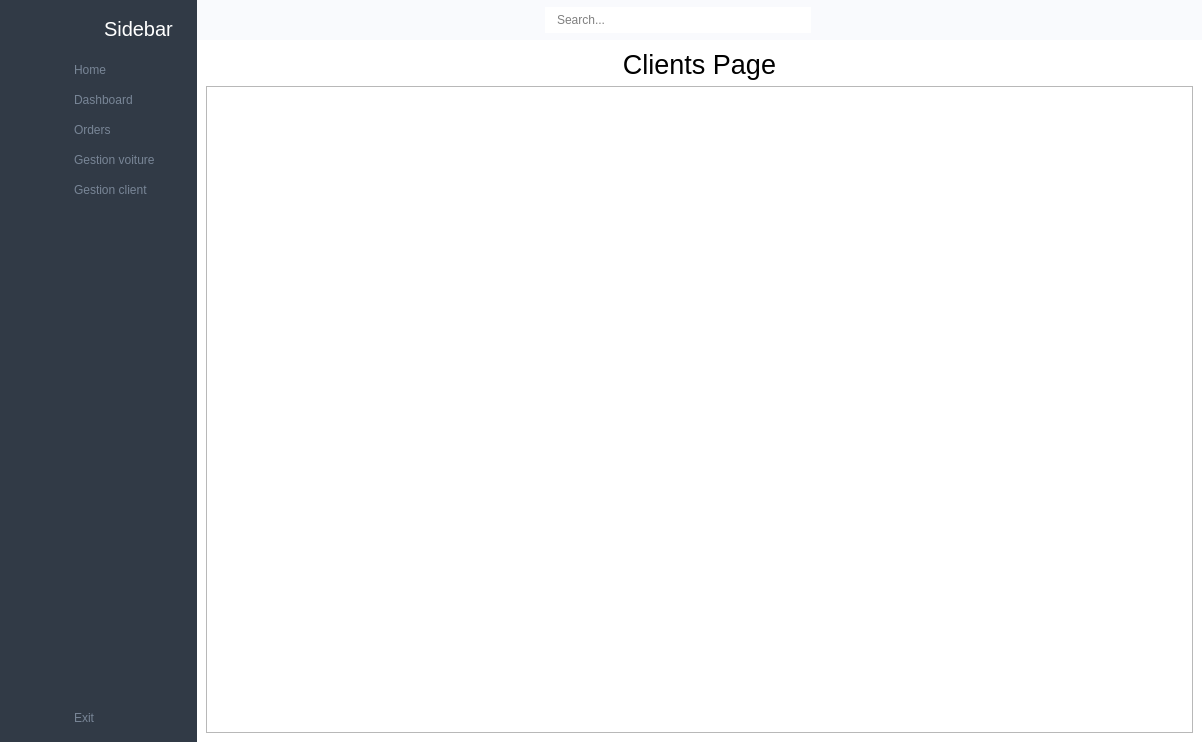
Above: main_ui.ui from walidhabbach/Car-Rental-Desktop-app before the change. Below: the same form after it.
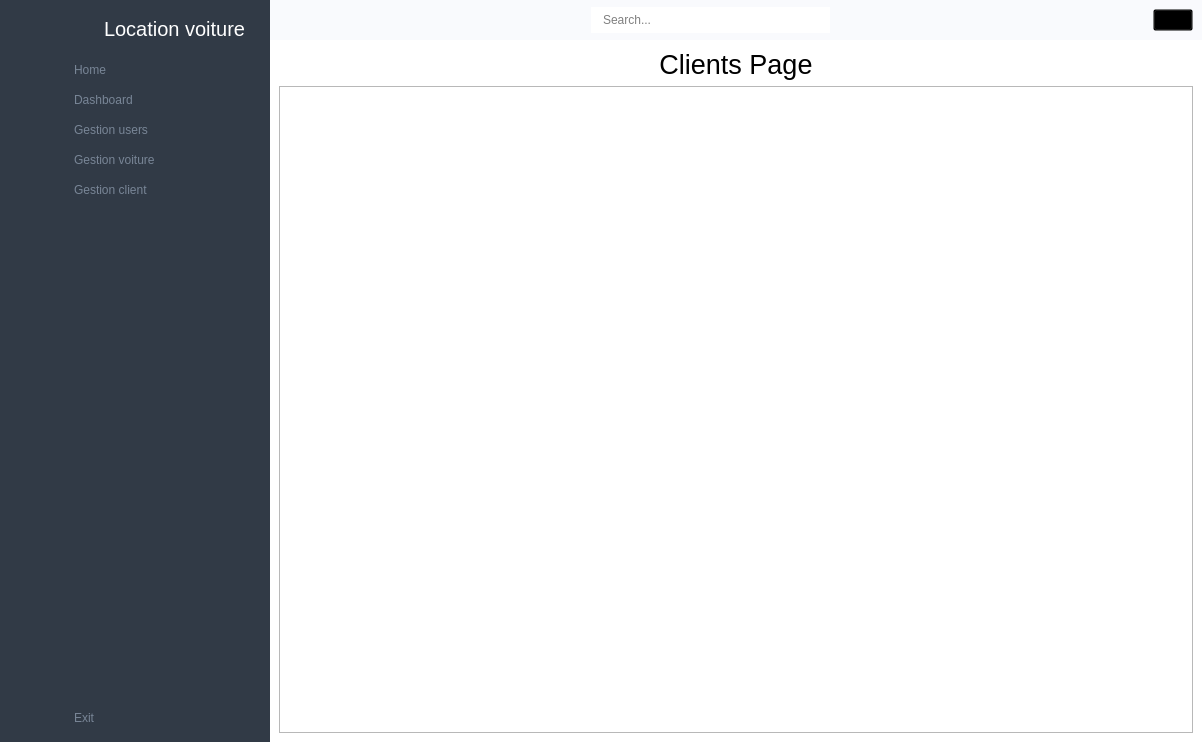
That is the form after the change. Icons and pictures are not drawn.

Diff of the .ui file:
```diff
--- a/main_ui.ui
+++ b/main_ui.ui
@@ -399,7 +399,7 @@
             </font>
            </property>
            <property name="text">
-            <string>Sidebar</string>
+            <string>Location voiture</string>
            </property>
           </widget>
          </item>
@@ -461,7 +461,7 @@
          <item>
           <widget class="QPushButton" name="orders_btn_2">
            <property name="text">
-            <string>Orders</string>
+            <string>Gestion users</string>
            </property>
            <property name="icon">
             <iconset resource="resource.qrc">
@@ -679,7 +679,10 @@
            </spacer>
           </item>
           <item>
-           <widget class="QPushButton" name="user_btn">
+           <widget class="QPushButton" name="user_info_btn">
+            <property name="styleSheet">
+             <string notr="true">background:transparent;</string>
+            </property>
             <property name="text">
              <string/>
             </property>
```
Left out of the diff: 12 changed lines with no effect on the pictures.
